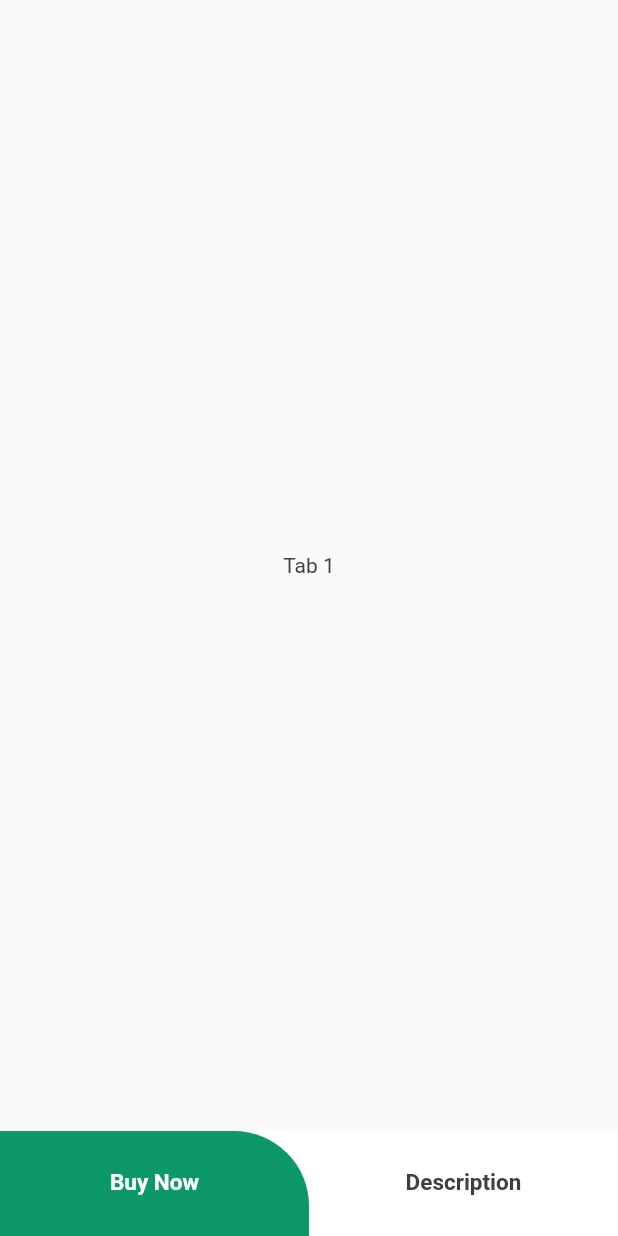
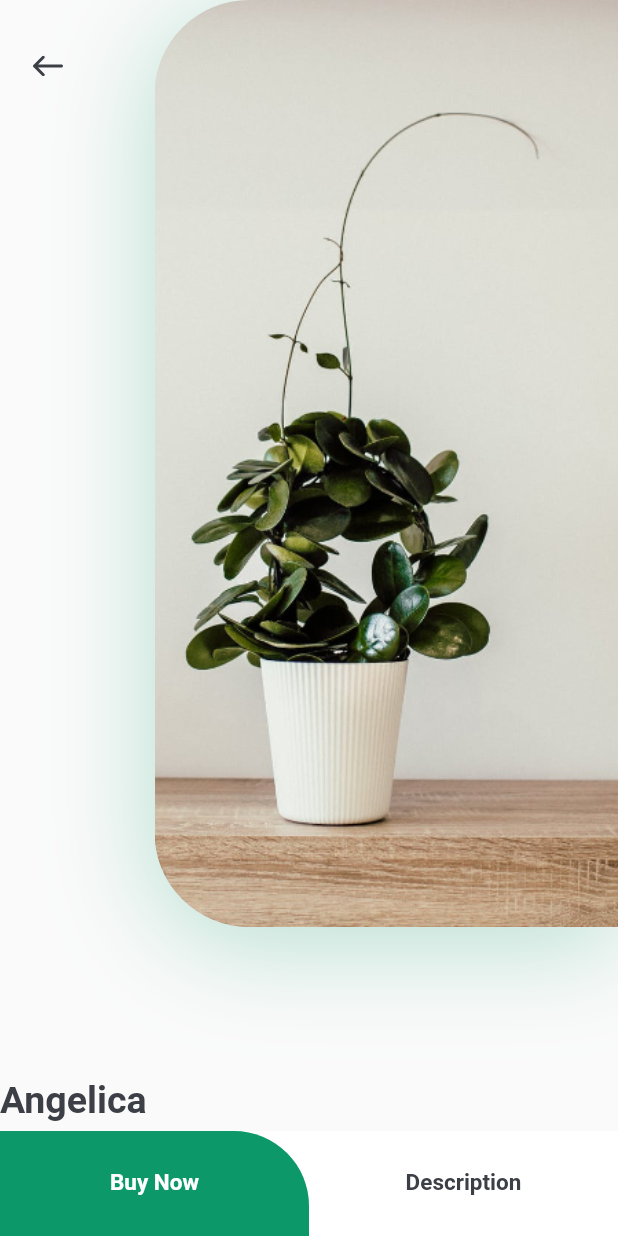
Before and after one commit to NhatQuangg/sales_app, a Flutter app: the screen it shows after launch, on a phone screen of 412 x 824 dp. Run offline on Flutter 3.47's test engine with Material 2 defaults, Android fonts, the phone set to English and light mode, and no system bars; our stand-ins replace cached_network_image, flutter_svg.

Commit message:
ver 1.2.3

```diff
--- a/lib/main.dart
+++ b/lib/main.dart
@@ -1,7 +1,7 @@
 import 'package:flutter/material.dart';
 import 'package:sales_app/constants.dart';
-import 'package:sales_app/screens/details/details_screen.dart';
 import 'package:sales_app/screens/home/home_screen.dart';
+import 'package:sales_app/screens/product_details/details_screen.dart';
 
 void main() {
   runApp(MyApp());
--- a/lib/screens/details/components/details_first.dart
+++ /dev/null
@@ -1,14 +0,0 @@
-import 'package:flutter/material.dart';
-
-class DetailsFirst extends StatelessWidget {
-  const DetailsFirst({super.key});
-
-  @override
-  Widget build(BuildContext context) {
-    return Container(
-      child: Center(
-        child: Text('Tab 1'),
-      ),
-    );
-  }
-}
--- a/lib/screens/home/components/recomend_plants.dart
+++ b/lib/screens/home/components/recomend_plants.dart
@@ -2,8 +2,7 @@ import 'package:cached_network_image/cached_network_image.dart';
 import 'package:flutter/material.dart';
 import 'package:sales_app/constants.dart';
 import 'package:sales_app/model/product.dart';
-import 'package:sales_app/screens/details/components/body.dart';
-import 'package:sales_app/screens/details/details_screen.dart';
+import 'package:sales_app/screens/product_details/details_screen.dart';
 
 class RecomendsPlants extends StatelessWidget {
   const RecomendsPlants({
--- /dev/null
+++ b/lib/screens/product_details/components/details_first.dart
@@ -0,0 +1,91 @@
+import 'package:flutter/material.dart';
+import 'package:flutter_svg/svg.dart';
+import 'package:sales_app/constants.dart';
+
+class DetailsFirst extends StatelessWidget {
+  const DetailsFirst({super.key});
+
+  @override
+  Widget build(BuildContext context) {
+    Size size = MediaQuery.of(context).size;
+    return SingleChildScrollView(
+      child: Column(
+        children: <Widget>[
+          Padding(
+            padding: const EdgeInsets.only(bottom: kDefaultPadding * 3),
+            child: SizedBox(
+              height: size.height * 0.8,
+              child: Row(
+                children: <Widget>[
+                  Expanded(
+                    child: Padding(
+                      padding: const EdgeInsets.symmetric(vertical: kDefaultPadding),
+                      child: Column(
+                        children: <Widget>[
+                          Align(
+                            alignment: Alignment.topLeft,
+                            child: IconButton(
+                              onPressed: () {
+                                Navigator.pop(context);
+                              },
+                              padding: EdgeInsets.symmetric(horizontal: kDefaultPadding),
+                              icon: SvgPicture.asset("assets/icons/back_arrow.svg"),
+                            ),
+                          ),
+                          Spacer()
+                        ],
+                      ),
+                    ),
+                  ),
+                  Align(
+                    alignment: Alignment.topRight,
+                    child: Container(
+                      height: size.height * 0.75,
+                      width: size.width * 0.75,
+                      decoration: BoxDecoration(
+                        borderRadius: BorderRadius.only(
+                            topLeft: Radius.circular(63),
+                            bottomLeft: Radius.circular(63)
+                        ),
+                        boxShadow: [
+                          BoxShadow(
+                            offset: Offset(0, 10),
+                            blurRadius: 60,
+                            color: kPrimaryColor.withOpacity(0.29)
+                          )
+                        ],
+                        image: DecorationImage(
+                          alignment: Alignment.centerLeft,
+                          fit: BoxFit.cover,
+                          image: AssetImage("assets/images/img.png")
+                        )
+                      ),
+                    ),
+                  )
+                ],
+              ),
+            ),
+          ),
+          Row(
+            children: <Widget>[
+              RichText(
+                text: TextSpan(
+                    children: [
+                      TextSpan(
+                          text: "Angelica",
+                          style: TextStyle(
+                              color: kTextColor,
+                              fontWeight: FontWeight.bold,
+                              fontSize: 25
+                          )
+                      )
+                    ]
+                ),
+              )
+            ],
+          )
+        ],
+      ),
+    );
+  }
+}
--- a/lib/screens/details/details_screen.dart
+++ b/lib/screens/product_details/details_screen.dart
@@ -1,7 +1,7 @@
 import 'package:flutter/material.dart';
 import 'package:sales_app/constants.dart';
-import 'package:sales_app/screens/details/components/details_description.dart';
-import 'package:sales_app/screens/details/components/details_first.dart';
+import 'package:sales_app/screens/product_details/components/details_description.dart';
+import 'package:sales_app/screens/product_details/components/details_first.dart';
 
 class DetailsScreen extends StatefulWidget {
   const DetailsScreen({super.key});
--- a/pubspec.yaml
+++ b/pubspec.yaml
@@ -28,6 +28,7 @@ environment:
 # the latest version available on pub.dev. To see which dependencies have newer
 # versions available, run `flutter pub outdated`.
 dependencies:
+  carousel_slider: ^4.2.1
   cached_network_image: ^3.3.0
   http: ^1.1.0
   flutter_svg: ^2.0.9     # it helps i can use icon.svg :3
```
Also changed, not shown: lib/screens/product_details/components/body.dart (renamed from lib/screens/details/components/body.dart), lib/screens/product_details/components/details_description.dart (renamed from lib/screens/details/components/details_description.dart), pubspec.lock.
